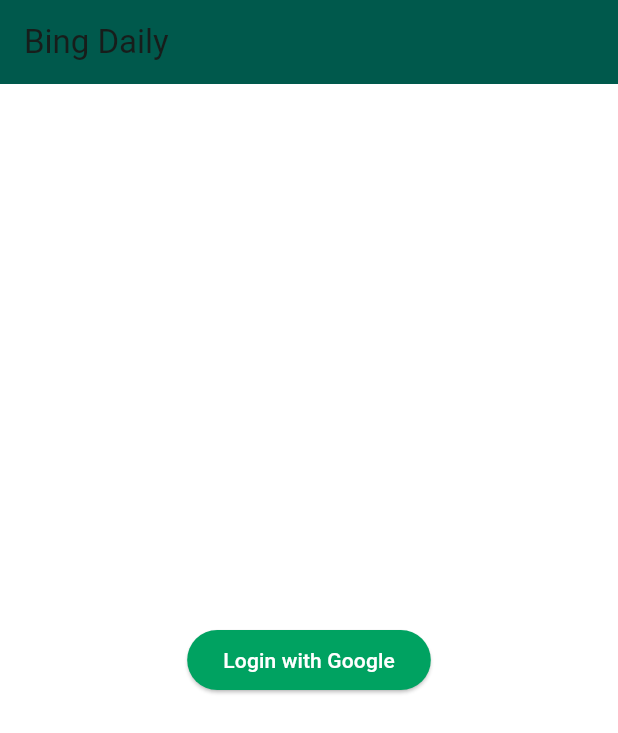
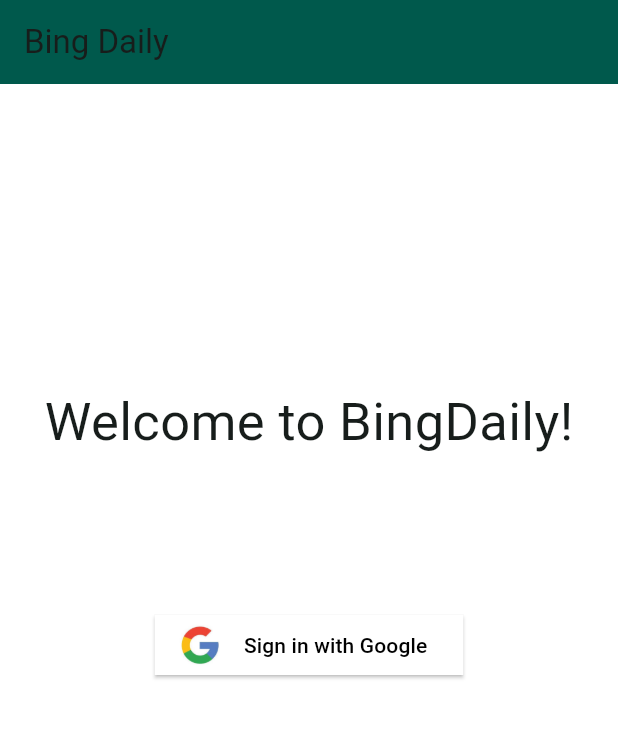
Before and after one commit to Monicax24/BingDaily, a Flutter app: the screen it shows after launch, on a phone screen of 412 x 824 dp. Shown: the top 733 px of the screen. Run offline on Flutter 3.47's test engine with Material 3 defaults, Android fonts, the light colour scheme and no system bars; our stand-ins replace firebase_auth, firebase_core, flutter_riverpod, go_router, google_sign_in, image_picker; accounts and stored records are empty; Roboto replaces fonts that are missing (Arial).

Commit message:
Reworked login ui, app bar, untested

```diff
--- a/bing_daily/lib/constants.dart
+++ b/bing_daily/lib/constants.dart
@@ -8,7 +8,8 @@
 
 // Text constants
 const String appTitle = 'Bing Daily';
-const String loginButtonText = 'Login with Google';
+const String loginButtonText = '  Sign in with Google';
+const String loginButtonFont = 'Arial';
 const String usernameSetupTitle = 'Set Username';
 const String homeLabel = 'Home';
 const String cameraLabel = 'Camera';
--- a/bing_daily/lib/screens/login_screen.dart
+++ b/bing_daily/lib/screens/login_screen.dart
@@ -25,15 +25,44 @@
       appBar: AppBar(title: const Text(appTitle), backgroundColor: bingGreen),
       body: Center(
         child: Column(
-          mainAxisAlignment: MainAxisAlignment.center,
+          mainAxisAlignment: MainAxisAlignment.start,
           children: [
-            ElevatedButton(
+            Padding(
+              padding: EdgeInsets.only(
+                top: 200,
+              ),
+            ),
+            Text(
+              "Welcome to BingDaily!",
+              style: TextStyle(
+                fontSize: 35.0,
+              ),
+            ),
+            Padding(
+              padding: EdgeInsets.only(
+                top: 100,
+              ),
+            ),
+            ElevatedButton.icon(
               onPressed: () => _handleSignIn(context),
               style: ElevatedButton.styleFrom(
-                backgroundColor: bingAccent,
-                foregroundColor: bingWhite,
+                shape: RoundedRectangleBorder(
+                  borderRadius: BorderRadius.circular(0.0), // For a perfect rectangle
+                ),
+                backgroundColor: bingWhite,
+                foregroundColor: Colors.black,
               ),
-              child: const Text(loginButtonText),
+              icon: Image.asset(
+                'assets/images/google_icon.jpg',
+                height: 30,
+              ),
+              iconAlignment: IconAlignment.start,
+              label: const Text(
+                loginButtonText,
+                style: TextStyle(
+                  fontFamily: loginButtonFont,
+                )
+              ),
             ),
           ],
         ),
--- a/bing_daily/pubspec.yaml
+++ b/bing_daily/pubspec.yaml
@@ -66,9 +66,8 @@
   uses-material-design: true
 
   # To add assets to your application, add an assets section, like this:
-  # assets:
-  #   - images/a_dot_burr.jpeg
-  #   - images/a_dot_ham.jpeg
+  assets:
+    - assets/images/google_icon.jpg
 
   # An image asset can refer to one or more resolution-specific "variants", see
   # https://flutter.dev/to/resolution-aware-images
```
Also changed, not shown: bing_daily/lib/screens/unposted_page.dart (added, +21 -0 lines), bing_daily/lib/widgets/main_screen.dart (+7 -7 lines), bing_daily/assets/images/google_icon.jpg (added), 46 other files.
